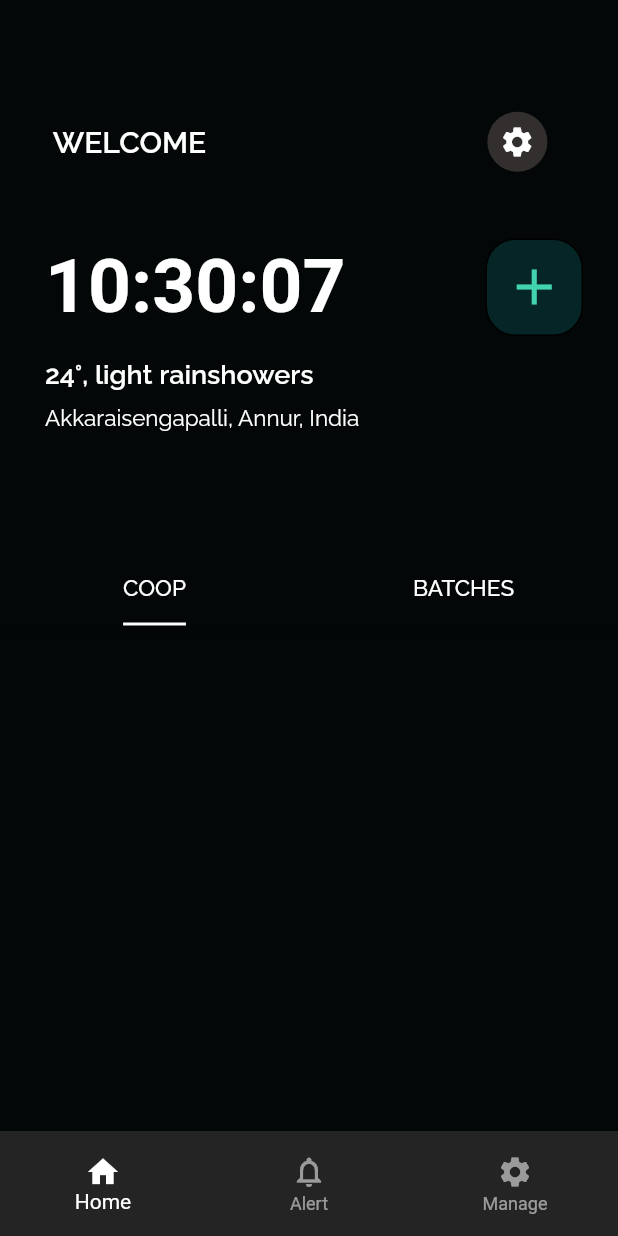
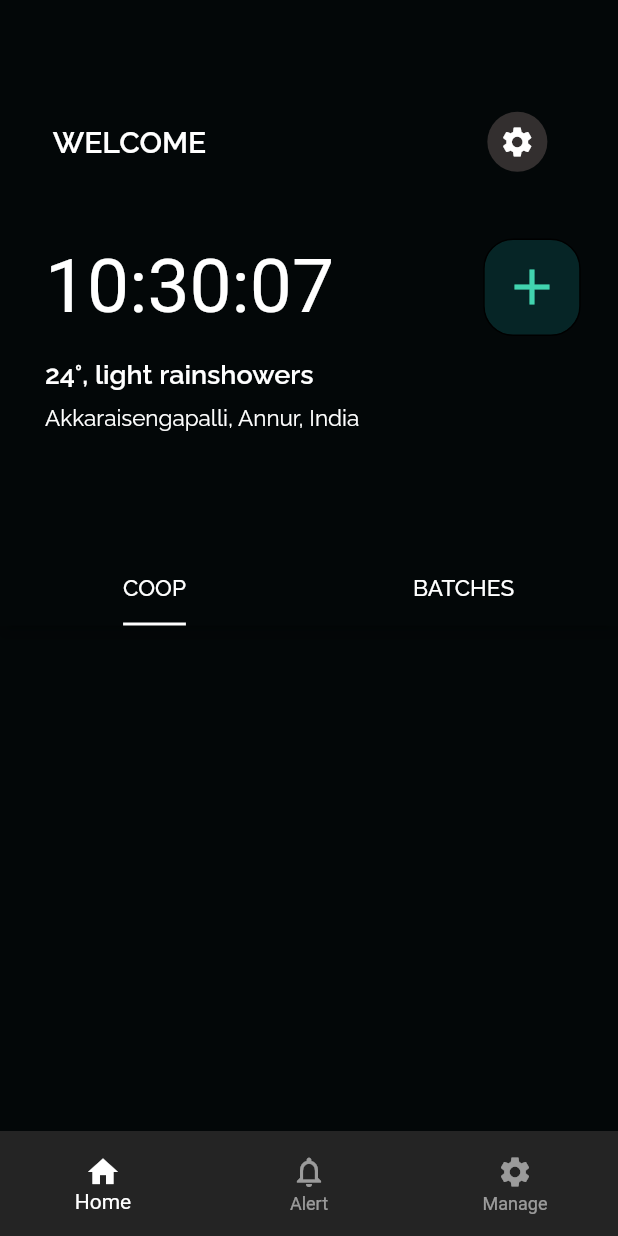
Before and after one commit to Sumithra-Sudhakar/cluck, a Flutter app: the screen it shows after launch, on a phone screen of 412 x 824 dp. Run offline on Flutter 3.47's test engine with Material 2 defaults, Android fonts, the phone set to English and light mode, and no system bars; our stand-ins replace google_fonts.

Commit message:
Lots of refactoring

```diff
--- a/lib/main.dart
+++ b/lib/main.dart
@@ -1,4 +1,4 @@
-import 'package:cluck/screens/homescreen.dart';
+import 'package:cluck/screens/home/homescreen.dart';
 import 'package:flutter/material.dart';
 import 'package:cluck/utils/colors.dart' as colors;
 void main() {
--- a/lib/screens/addbatch.dart
+++ b/lib/screens/data entry/addbatch.dart
@@ -1,4 +1,3 @@
-import 'package:cluck/widgets/custom_sliver_widget.dart';
 import 'package:flutter/material.dart';
 import 'package:google_fonts/google_fonts.dart';
 import 'package:cluck/utils/colors.dart' as colors;
--- a/lib/screens/home.dart
+++ b/lib/screens/home/home.dart
@@ -1,15 +1,13 @@
 import 'dart:async';
 
 import 'package:cluck/screens/login.dart';
-import 'package:cluck/screens/settings.dart';
 import 'package:cluck/widgets/custom_sliver_widget.dart';
 import 'package:flutter/material.dart';
 import 'package:google_fonts/google_fonts.dart';
 import 'package:cluck/utils/colors.dart' as colors;
 import 'package:intl/intl.dart';
 
-import 'loadingscreen.dart';
-import 'notifications.dart';
+import '../loadingscreen.dart';
 //TODO: TOP NAVIGATION PAGES
 class Home extends StatefulWidget {
   const Home({Key? key}) : super(key: key);
@@ -39,13 +37,13 @@ class _HomeState extends State<Home> {
         backgroundColor: colors.scaffoldcolor,
         body: CustomSliverView(
           columnList: [
-            SizedBox(
+            const SizedBox(
               height: 30,
             ),
             Expanded(
               child: Row(
                 children: [
-                  Spacer(),
+                  const Spacer(),
                   Text(
                     "WELCOME",
                     style: GoogleFonts.raleway(
@@ -53,24 +51,24 @@ class _HomeState extends State<Home> {
                         fontWeight: FontWeight.w600,
                         fontSize: 20),
                   ),
-                  Spacer(
+                  const Spacer(
                     flex: 5,
                   ),
                   TextButton(
                     style: TextButton.styleFrom(
                       backgroundColor: colors.iconbg,
-                      shape: CircleBorder(),
+                      shape: const CircleBorder(),
                     ),
                     child: Icon(Icons.settings, color: colors.primarytextcolor),
                     onPressed: () {
                       Navigator.push(
                           context,
                           MaterialPageRoute(
-                            builder: (context) => Login(),
+                            builder: (context) => const Login(),
                           ));
                     },
                   ),
-                  Spacer()
+                  const Spacer()
                 ],
               ),
             ),
@@ -83,14 +81,14 @@ class _HomeState extends State<Home> {
                     Row(
                       children: [
                         Text(
-                          "${formattedDate}",
+                          formattedDate,
                           style: TextStyle(
                               fontFamily: '.SF Pro Text',
                               fontSize: 50,
-                              fontWeight: FontWeight.bold,
+                              fontWeight: FontWeight.w400,
                               color: colors.primarytextcolor),
                         ),
-                        Spacer(
+                        const Spacer(
                           flex: 4,
                         ),
                         InkWell(
@@ -118,10 +116,10 @@ class _HomeState extends State<Home> {
                                 ));
                           },
                         ),
-                        Spacer()
+                        const Spacer()
                       ],
                     ),
-                    SizedBox(
+                    const SizedBox(
                       height: 15,
                     ),
                     Text(
@@ -131,7 +129,7 @@ class _HomeState extends State<Home> {
                           fontSize: 18,
                           color: colors.primarytextcolor),
                     ),
-                    SizedBox(
+                    const SizedBox(
                       height: 10,
                     ),
                     Text(
@@ -178,8 +176,8 @@ class _HomeState extends State<Home> {
               ),
             ),
             const Expanded(
+              flex: 30,
               child: Text(""),
-              flex: 30,
             )
           ],
         ),
--- a/lib/screens/homescreen.dart
+++ b/lib/screens/home/homescreen.dart
@@ -1,5 +1,5 @@
-import 'package:cluck/screens/addphoto.dart';
-import 'package:cluck/screens/manage.dart';
+import 'package:cluck/screens/data%20entry/addphoto.dart';
+import 'package:cluck/screens/home/manage.dart';
 import 'package:cluck/widgets/custom_sliver_widget.dart';
 import 'package:flutter/material.dart';
 import 'package:google_fonts/google_fonts.dart';
@@ -7,7 +7,7 @@ import 'package:cluck/utils/colors.dart' as colors;
 import 'package:intl/intl.dart';
 
 import 'home.dart';
-import 'loadingscreen.dart';
+import '../loadingscreen.dart';
 import 'notifications.dart';
 
 class HomePage extends StatefulWidget {
--- a/lib/screens/loadingscreen.dart
+++ b/lib/screens/loadingscreen.dart
@@ -1,4 +1,4 @@
-import 'package:cluck/screens/addphoto.dart';
+import 'package:cluck/screens/data%20entry/addphoto.dart';
 import 'package:cluck/widgets/custom_sliver_widget.dart';
 import 'package:flutter/material.dart';
 import 'package:google_fonts/google_fonts.dart';
--- a/lib/screens/settings.dart
+++ b/lib/screens/settings.dart
@@ -37,7 +37,7 @@ class _SettingsState extends State<Settings> {
               fontWeight: FontWeight.bold),
         ),
       ),
-      body: CustomSliverView(
+      body: const CustomSliverView(
         columnList: [
           BatchCard(),
           CoopCard(isnormal: true)
--- a/lib/screens/vaccination.dart
+++ b/lib/screens/vaccination.dart
@@ -34,7 +34,7 @@ class Vaccination extends StatelessWidget {
           TextButton(
             style: TextButton.styleFrom(
               backgroundColor: colors.greenbuttonbg,
-              shape: CircleBorder(),
+              shape: const CircleBorder(),
             ),
             child: Icon(
               Icons.add,
@@ -43,12 +43,12 @@ class Vaccination extends StatelessWidget {
             ),
             onPressed: () {},
           ),
-          SizedBox(
+          const SizedBox(
             width: 20,
           )
         ],
       ),
-      body: CustomSliverView(
+      body: const CustomSliverView(
         columnList: [
           VaccinationCard(),
           VaccinationCard(),
```
Also changed, not shown: lib/screens/data entry/addchicken.dart (renamed from lib/screens/addchicken.dart, +4 -4 lines), lib/screens/data entry/addphoto.dart (renamed from lib/screens/addphoto.dart, +20 -20 lines), lib/screens/home/manage.dart (renamed from lib/screens/manage.dart, +11 -11 lines), lib/screens/home/notifications.dart (renamed from lib/screens/notifications.dart, +14 -16 lines), lib/widgets/alert_card_responded.dart (renamed from lib/widgets/alert_card_respnded.dart).
